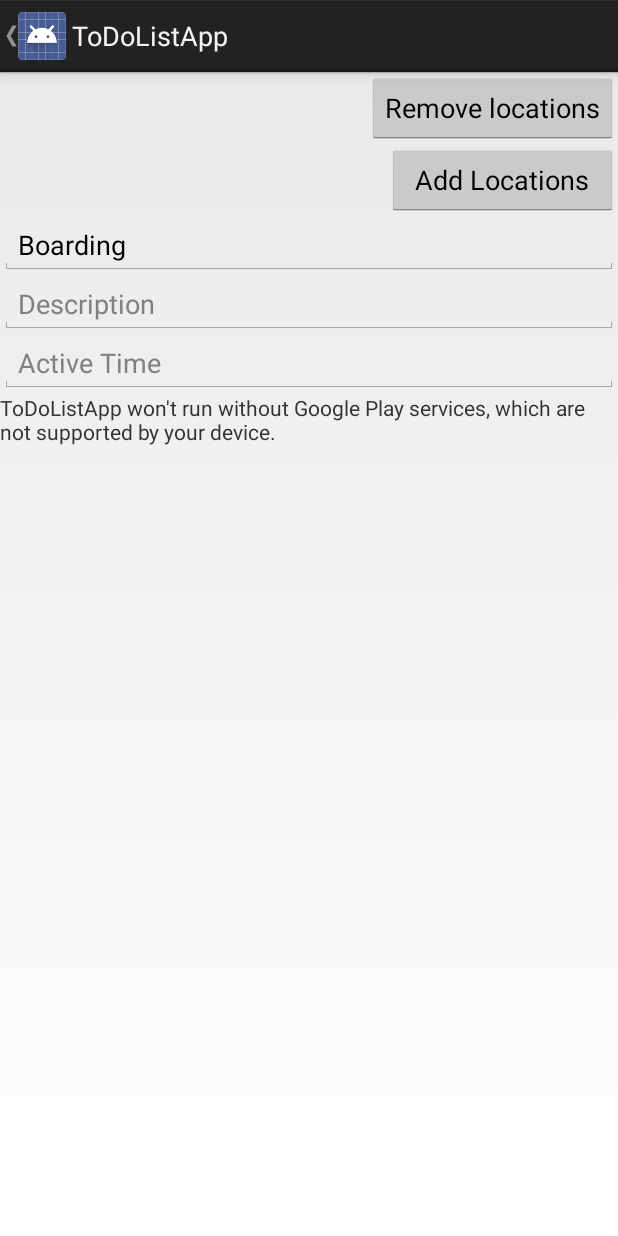
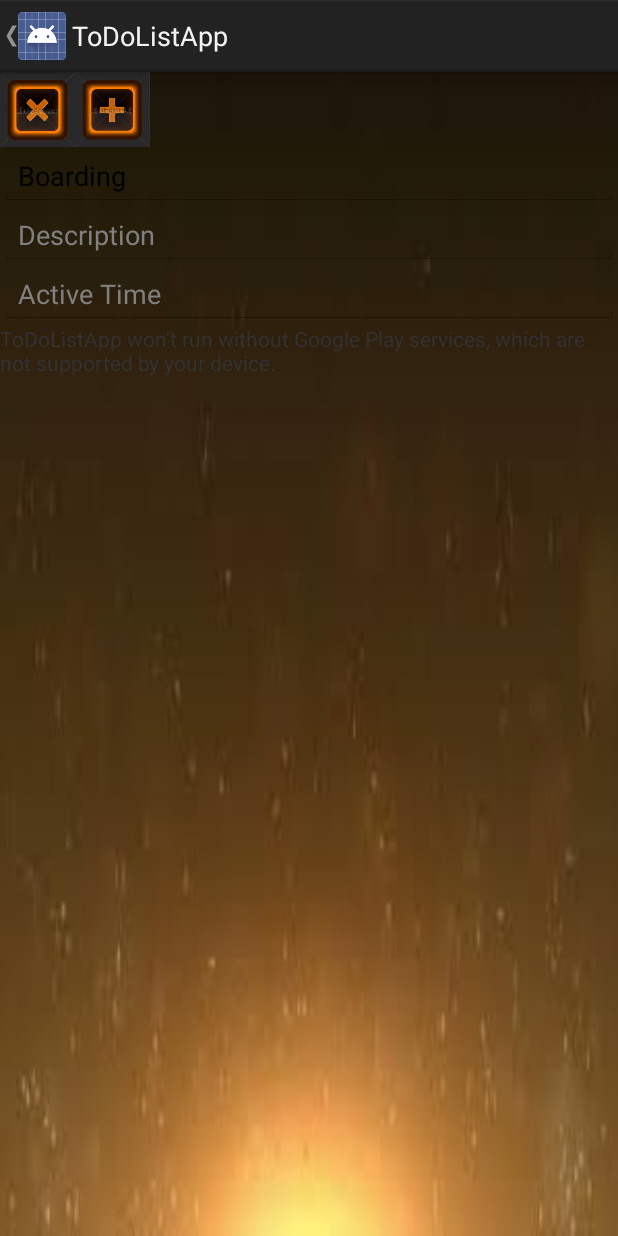
Before and after one commit to amilaparanawithana/Geofencing-master, an Android app: the EditItemActivity screen opened directly, with no data from a screen before it, on a phone screen of 412 x 824 dp. Run offline under Robolectric (Android 15) with nearby library versions, the phone set to English and light mode, and no system bars.

Commit message:
UI changes

```diff
--- a/app/src/main/AndroidManifest.xml
+++ b/app/src/main/AndroidManifest.xml
@@ -59,7 +59,7 @@ limitations under the License.
 
     <application
         android:allowBackup="true"
-        android:icon="@drawable/ic_launcher"
+        android:icon="@drawable/logo"
         android:label="@string/app_name"
         android:theme="@android:style/Theme.Holo.Light.DarkActionBar">
         <!--android:name=".LocationActivity">-->
--- a/app/src/main/java/com/google/android/gms/location/sample/geofencing/GeofenceTransitionsIntentService.java
+++ b/app/src/main/java/com/google/android/gms/location/sample/geofencing/GeofenceTransitionsIntentService.java
@@ -153,11 +153,11 @@ public class GeofenceTransitionsIntentService extends IntentService {
         NotificationCompat.Builder builder = new NotificationCompat.Builder(this);
 
         // Define the notification settings.
-        builder.setSmallIcon(R.drawable.ic_launcher)
+        builder.setSmallIcon(R.drawable.logo)
                 // In a real app, you may want to use a library like Volley
                 // to decode the Bitmap.
                 .setLargeIcon(BitmapFactory.decodeResource(getResources(),
-                        R.drawable.ic_launcher))
+                        R.drawable.logo))
                 .setColor(Color.RED)
                 .setContentTitle(notificationDetails)
                 .setContentText(getString(R.string.geofence_transition_notification_text))
--- a/app/src/main/res/layout/activity_layout_changes.xml
+++ b/app/src/main/res/layout/activity_layout_changes.xml
@@ -21,7 +21,8 @@
     <!-- A vertical LinearLayout in a ScrollView. This emulates a ListView (and is lighter weight
          than a ListView when there aren't many rows). -->
     <ScrollView android:layout_width="match_parent"
-        android:layout_height="match_parent">
+        android:layout_height="match_parent"
+        android:background="@drawable/background">
 
         <!-- Note that this LinearLayout has the "animateLayoutChanges" property set to true.
              This tells the framework to automatically animate child views (in this case, rows)
@@ -34,7 +35,7 @@
             android:divider="?android:dividerHorizontal"
             android:animateLayoutChanges="true"
             android:paddingLeft="16dp"
-            android:paddingRight="16dp" />
+            android:paddingRight="16dp"/>
 
     </ScrollView>
 
--- a/app/src/main/res/layout/activity_main.xml
+++ b/app/src/main/res/layout/activity_main.xml
@@ -20,9 +20,11 @@
     android:padding="@dimen/layout_padding">-->
 
 <LinearLayout xmlns:android="http://schemas.android.com/apk/res/android"
-    android:orientation="vertical" android:layout_width="match_parent"
+    android:orientation="vertical"
+    android:layout_width="match_parent"
     android:layout_height="match_parent"
-    android:weightSum="1">
+    android:gravity="center"
+    android:background="@drawable/logo">
 
 <ListView xmlns:android="http://schemas.android.com/apk/res/android"
     android:id="@android:id/list"
--- a/app/src/main/res/layout/list_item_example.xml
+++ b/app/src/main/res/layout/list_item_example.xml
@@ -21,7 +21,8 @@
     android:showDividers="middle"
     android:divider="?android:dividerVertical"
     android:dividerPadding="8dp"
-    android:gravity="center">
+    android:gravity="center"
+    android:background="@drawable/background">
 
     <!-- Dummy text view that will display the name of a random country. -->
     <TextView android:id="@android:id/text1"
--- a/app/src/main/res/layout/main.xml
+++ b/app/src/main/res/layout/main.xml
@@ -3,7 +3,8 @@
               android:orientation="vertical"
               android:layout_width="fill_parent"
               android:layout_height="fill_parent"
-              android:weightSum="1">
+              android:weightSum="1"
+              android:background="@drawable/background">
     <TextView
             android:layout_width="fill_parent"
             android:layout_height="wrap_content"
--- a/app/src/main/res/layout/main_activity.xml
+++ b/app/src/main/res/layout/main_activity.xml
@@ -19,29 +19,61 @@
     android:layout_height="fill_parent"
     android:padding="@dimen/layout_padding">-->
 
+
+
+
     <LinearLayout xmlns:android="http://schemas.android.com/apk/res/android"
         android:orientation="vertical" android:layout_width="match_parent"
         android:layout_height="match_parent"
-        android:weightSum="1">
-    <!--android:id="@+id/">-->
+        android:weightSum="1"
+        android:background="@drawable/background">
+
+    <LinearLayout
+        android:layout_width="match_parent"
+        android:layout_height="wrap_content" >
 
         <Button
             android:id="@+id/remove_geofences_button"
-        android:layout_width="wrap_content"
-        android:layout_height="wrap_content"
+            android:layout_width="50dp"
+            android:layout_height="50dp"
             android:layout_alignParentRight="true"
             android:onClick="removeGeofencesButtonHandler"
-        android:text="@string/remove_locations"
+            android:background="@drawable/delete"
             android:layout_gravity="right" />
 
         <Button
             android:id="@+id/add_geofences_button"
-        android:layout_width="154dp"
-        android:layout_height="wrap_content"
+            android:layout_height="50dp"
+            android:layout_width="50dp"
             android:layout_alignParentLeft="true"
             android:onClick="addGeofencesButtonHandler"
-        android:text="@string/add_locations"
-        android:layout_gravity="right" />
+            android:background="@drawable/add"
+            android:layout_gravity="right"/>
+
+    </LinearLayout>
+
+
+    <!--<Button-->
+        <!--android:id="@+id/remove_geofences_button"-->
+        <!--android:layout_width="wrap_content"-->
+        <!--android:layout_height="wrap_content"-->
+        <!--android:layout_alignParentRight="true"-->
+        <!--android:onClick="removeGeofencesButtonHandler"-->
+        <!--android:text="@string/remove_locations"-->
+        <!--android:layout_gravity="right" />-->
+
+
+
+
+    <!--<Button-->
+        <!--android:id="@+id/add_geofences_button"-->
+        <!--android:layout_width="154dp"-->
+        <!--android:layout_height="wrap_content"-->
+        <!--android:layout_alignParentLeft="true"-->
+        <!--android:onClick="addGeofencesButtonHandler"-->
+        <!--android:text="@string/add_locations"-->
+        <!--android:layout_gravity="right" />-->
+
 
     <TableLayout
         android:layout_width="match_parent"
--- a/app/src/main/res/menu/activity_layout_changes.xml
+++ b/app/src/main/res/menu/activity_layout_changes.xml
@@ -24,7 +24,7 @@
 
     <item android:id="@+id/action_menu_list"
         android:title="@string/action_add_item"
-        android:icon="@drawable/ic_menu"
+        android:icon="@drawable/menuitems"
         android:showAsAction="ifRoom" />
 
 </menu>
--- a/app/src/main/res/values/strings.xml
+++ b/app/src/main/res/values/strings.xml
@@ -62,7 +62,7 @@
     <string name="title_card_flip">Card Flip</string>
     <string name="title_screen_slide">Screen Slide</string>
     <string name="title_zoom">Zoom</string>
-    <string name="title_layout_changes">Layout Changes</string>
+    <string name="title_layout_changes">Click To Continue</string>
     <!--<string name="title_template_step">Step <xliff:g id="step_number">%1$d</xliff:g>: Lorem-->
         <!--Ipsum</string>-->
 
```
Also changed, not shown: app/src/main/res/layout/all_list_entries.xml (+5 -3 lines), app/src/main/res/drawable-hdpi/add.png (added), app/src/main/res/drawable-hdpi/background.jpg (added), app/src/main/res/drawable-hdpi/delete.png (added), app/src/main/res/drawable-hdpi/editicon.png (added), app/src/main/res/drawable-hdpi/menuitems.png (added). Lines whose indentation alone changed are shown as unchanged.
